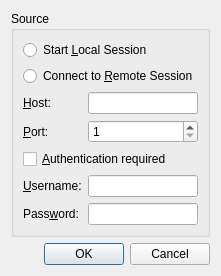
Old version of the form qt/SessionDialog.ui in the repository transmission/transmission.
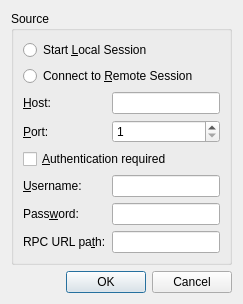
New version of the form.

```diff
--- a/qt/SessionDialog.ui
+++ b/qt/SessionDialog.ui
@@ -7,7 +7,7 @@
     <x>0</x>
     <y>0</y>
     <width>248</width>
-    <height>297</height>
+    <height>324</height>
    </rect>
   </property>
   <property name="windowTitle">
@@ -107,6 +107,19 @@
         </property>
        </widget>
       </item>
+      <item row="7" column="0">
+       <widget class="QLabel" name="rpcLabel">
+        <property name="text">
+         <string>RPC URL pa&amp;th:</string>
+        </property>
+        <property name="buddy">
+         <cstring>rpcEdit</cstring>
+        </property>
+       </widget>
+      </item>
+      <item row="7" column="1">
+       <widget class="QLineEdit" name="rpcEdit"/>
+      </item>
      </layout>
     </widget>
    </item>
```
